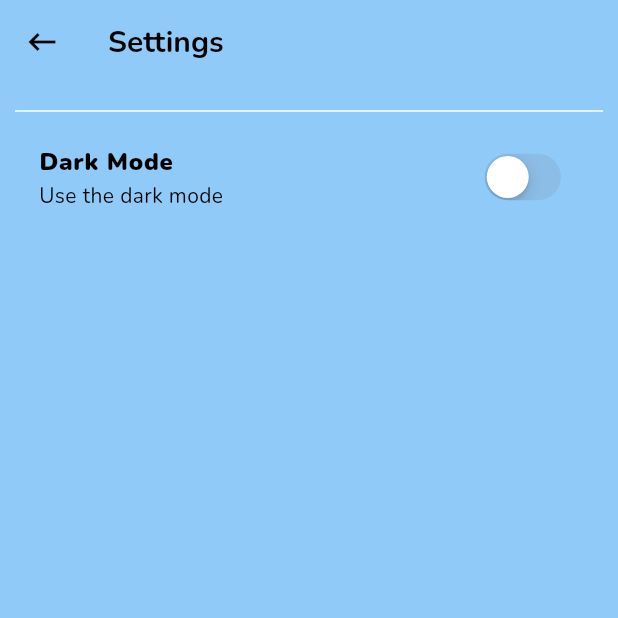
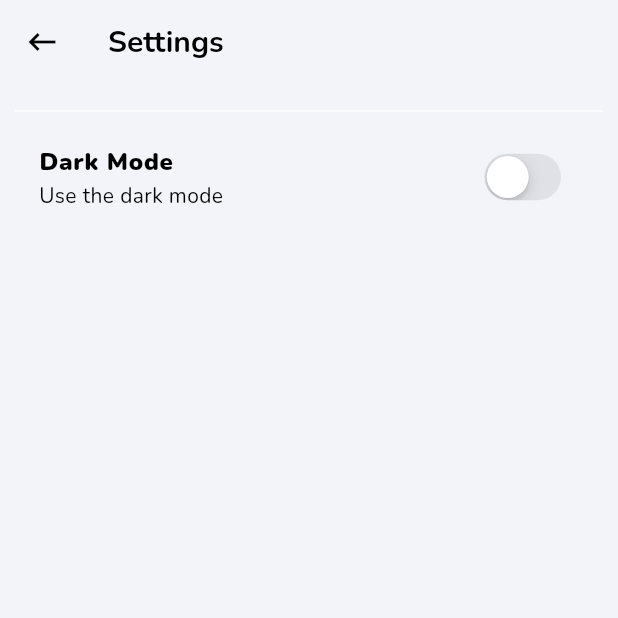
Before and after one commit to KANAGARAJ-M/new_sharemedia, a Flutter app: the Setting screen opened directly, on a phone screen of 412 x 824 dp, the top half of it. Run offline on Flutter 3.47's test engine with Material 3 defaults, Android fonts, the phone set to English and light mode, and no system bars; our stand-ins replace cached_network_image, cloud_firestore, firebase_auth, firebase_core, firebase_storage, flutter_chat_bubble and 12 more; missing offline and left inert: story; accounts and stored records are empty; network calls fail.

Commit message:
major update#70

```diff
--- a/lib/chats/conversation.dart
+++ b/lib/chats/conversation.dart
@@ -141,7 +141,7 @@ class _ConversationState extends State<Conversation> {
                             style: TextStyle(
                               fontSize: 15.0,
                               color:
-                                  Theme.of(context).textTheme.headline6!.color,
+                                  Theme.of(context).textTheme.headlineLarge!.color,
                             ),
                             decoration: InputDecoration(
                               contentPadding: EdgeInsets.all(10.0),
@@ -151,7 +151,7 @@ class _ConversationState extends State<Conversation> {
                               hintStyle: TextStyle(
                                 color: Theme.of(context)
                                     .textTheme
-                                    .headline6!
+                                    .headlineLarge!
                                     .color,
                               ),
                             ),
--- a/lib/components/chat_bubble.dart
+++ b/lib/components/chat_bubble.dart
@@ -90,7 +90,7 @@ class _ChatBubbleWidgetState extends State<ChatBubbleWidget> {
                         style: TextStyle(
                           color: widget.isMe!
                               ? Colors.white
-                              : Theme.of(context).textTheme.headline6!.color,
+                              : Theme.of(context).textTheme.headlineLarge!.color,
                         ),
                       )
                     : CachedNetworkImage(
@@ -117,7 +117,7 @@ class _ChatBubbleWidgetState extends State<ChatBubbleWidget> {
             child: Text(
               timeago.format(widget.time!.toDate()),
               style: TextStyle(
-                color: Theme.of(context).textTheme.headline6!.color,
+                color: Theme.of(context).textTheme.headlineLarge!.color,
                 fontSize: 10.0,
               ),
             ),
--- a/lib/posts/story/confrim_status.dart
+++ b/lib/posts/story/confrim_status.dart
@@ -41,7 +41,7 @@ class _ConfirmStatusState extends State<ConfirmStatus> {
             child: TextFormField(
               style: TextStyle(
                 fontSize: 15.0,
-                color: Theme.of(context).textTheme.headline6!.color,
+                color: Theme.of(context).textTheme.headlineLarge!.color,
               ),
               decoration: InputDecoration(
                 contentPadding: EdgeInsets.all(10.0),
@@ -49,7 +49,7 @@ class _ConfirmStatusState extends State<ConfirmStatus> {
                 border: InputBorder.none,
                 hintText: "Type your caption",
                 hintStyle: TextStyle(
-                  color: Theme.of(context).textTheme.headline6!.color,
+                  color: Theme.of(context).textTheme.headlineLarge!.color,
                 ),
               ),
               onSaved: (val) {
--- a/lib/screens/comment.dart
+++ b/lib/screens/comment.dart
@@ -88,7 +88,7 @@ class _CommentsState extends State<Comments> {
                             style: TextStyle(
                               fontSize: 15.0,
                               color:
-                                  Theme.of(context).textTheme.headline6!.color,
+                                  Theme.of(context).textTheme.headlineLarge!.color,
                             ),
                             decoration: InputDecoration(
                               contentPadding: EdgeInsets.all(10.0),
@@ -125,7 +125,7 @@ class _CommentsState extends State<Comments> {
                                 fontSize: 15.0,
                                 color: Theme.of(context)
                                     .textTheme
-                                    .headline6!
+                                    .headlineLarge!
                                     .color,
                               ),
                             ),
--- a/lib/screens/settings.dart
+++ b/lib/screens/settings.dart
@@ -19,14 +19,14 @@ class _SettingState extends State<Setting> {
           },
           child: Icon(Icons.keyboard_backspace),
         ),
-        backgroundColor: Theme.of(context).backgroundColor,
+        backgroundColor: Theme.of(context).canvasColor,
         elevation: 0.0,
         title: Text(
           "Settings",
           style: TextStyle(),
         ),
       ),
-      backgroundColor: Theme.of(context).backgroundColor,
+      backgroundColor: Theme.of(context).canvasColor,
       body: Padding(
         padding: EdgeInsets.all(10.0),
         child: ListView(
--- a/lib/utils/constants.dart
+++ b/lib/utils/constants.dart
@@ -17,7 +17,8 @@ class Constants {
   static Color darkBG = Color(0xff2B2B2B);
 
   static ThemeData lightTheme = ThemeData(
-    backgroundColor: lightBG,
+    // backgroundColor: lightBG,
+    canvasColor: lightBG,
     primaryColor: lightPrimary,
     textSelectionTheme: TextSelectionThemeData(
       cursorColor: lightAccent,
@@ -55,7 +56,8 @@ class Constants {
       secondary: darkAccent,
       brightness: Brightness.dark,
     ),
-    backgroundColor: darkBG,
+    // backgroundColor: darkBG,
+    canvasColor: darkBG,
     primaryColor: darkPrimary,
     scaffoldBackgroundColor: darkBG,
     textSelectionTheme: TextSelectionThemeData(
--- a/lib/widgets/userpost.dart
+++ b/lib/widgets/userpost.dart
@@ -149,7 +149,7 @@ class UserPost extends StatelessWidget {
                               '${post?.description ?? ""}',
                               style: TextStyle(
                                 color:
-                                    Theme.of(context).textTheme.caption!.color,
+                                    Theme.of(context).textTheme.bodyMedium!.color,
                                 fontSize: 15.0,
                               ),
                               maxLines: 2,
--- a/pubspec.yaml
+++ b/pubspec.yaml
@@ -16,7 +16,7 @@ publish_to: 'none' # Remove this line if you wish to publish to pub.dev
 # https://developer.apple.com/library/archive/documentation/General/Reference/InfoPlistKeyReference/Articles/CoreFoundationKeys.html
 # In Windows, build-name is used as the major, minor, and patch parts
 # of the product and file versions while build-number is used as the build suffix.
-version: 1.6.4156+60
+version: 1.6.4156+70
 
 environment:
   sdk: '>=3.3.0 <4.0.0'
```
Also changed, not shown: firebase.json (added), lib/firebase_options.dart (added), pubspec.lock, 7 other files.
